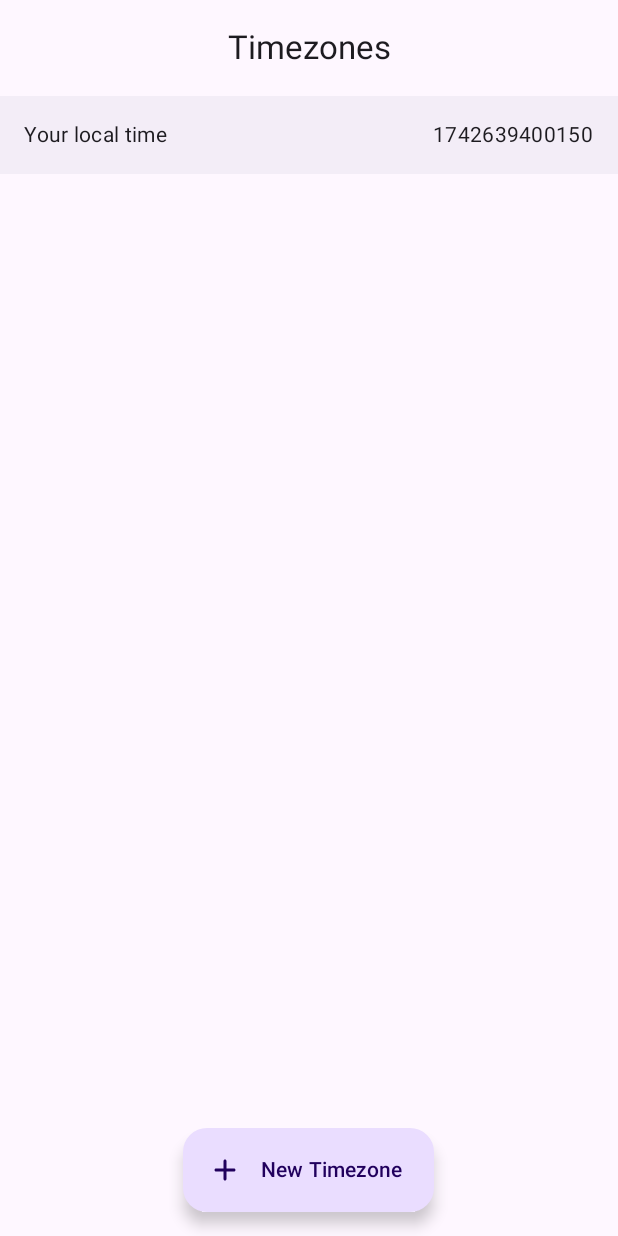
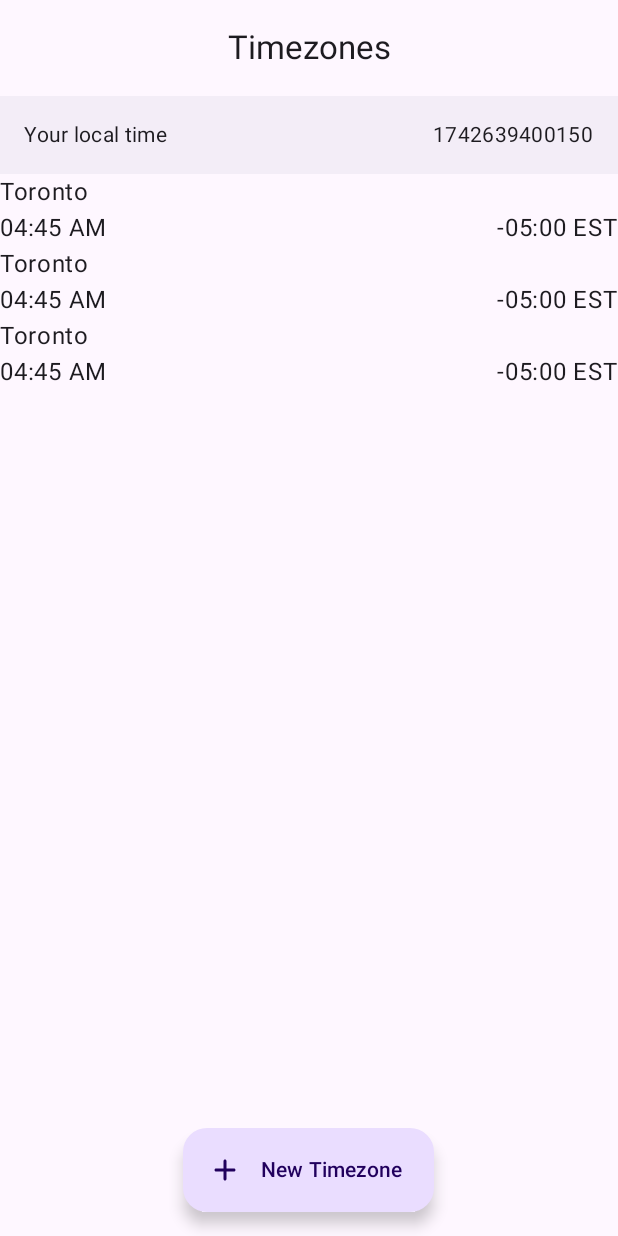
Before and after one commit to maxhves/time-zone-tracker-android, an Android app built with Jetpack Compose: the screen it shows after launch (MainActivity), on a phone screen of 412 x 824 dp. Run offline under Robolectric (Android 15) with nearby library versions, the phone set to English and light mode, and no system bars.

Commit message:
Began creating saved timezone item component.

```diff
--- a/feature/timezones/src/main/java/uk/co/mhl/timezonetracker/feature/timezones/TimezonesScreen.kt
+++ b/feature/timezones/src/main/java/uk/co/mhl/timezonetracker/feature/timezones/TimezonesScreen.kt
@@ -13,6 +13,7 @@ import uk.co.mhl.timezonetracker.core.designsystem.component.TimezoneTrackerTopA
 import uk.co.mhl.timezonetracker.core.designsystem.theme.TimezoneTrackerTheme
 import uk.co.mhl.timezonetracker.feature.timezones.component.LocalTimeDisplay
 import uk.co.mhl.timezonetracker.feature.timezones.component.NewTimezoneFloatingActionButton
+import uk.co.mhl.timezonetracker.feature.timezones.component.SavedTimezoneItem
 
 @Composable
 fun TimezonesScreen(
@@ -47,6 +48,9 @@ internal fun TimezonesScreen(
             modifier = Modifier.padding(innerPadding),
         ) {
             LocalTimeDisplay(currentTime = System.currentTimeMillis())
+            SavedTimezoneItem()
+            SavedTimezoneItem()
+            SavedTimezoneItem()
         }
     }
 }
--- a/feature/timezones/src/main/java/uk/co/mhl/timezonetracker/feature/timezones/component/SavedTimezoneItem.kt
+++ b/feature/timezones/src/main/java/uk/co/mhl/timezonetracker/feature/timezones/component/SavedTimezoneItem.kt
@@ -1 +1,43 @@
 package uk.co.mhl.timezonetracker.feature.timezones.component
+
+import androidx.compose.foundation.layout.Arrangement
+import androidx.compose.foundation.layout.Column
+import androidx.compose.foundation.layout.Row
+import androidx.compose.foundation.layout.fillMaxWidth
+import androidx.compose.material3.Text
+import androidx.compose.runtime.Composable
+import androidx.compose.ui.Alignment
+import androidx.compose.ui.Modifier
+import androidx.compose.ui.tooling.preview.Preview
+import uk.co.mhl.timezonetracker.core.designsystem.theme.TimezoneTrackerTheme
+
+@Composable
+internal fun SavedTimezoneItem(
+    modifier: Modifier = Modifier,
+) {
+    Column(
+        modifier = modifier.fillMaxWidth(),
+    ) {
+        Text(text = "Toronto")
+        Row(
+            modifier = Modifier.fillMaxWidth(),
+            verticalAlignment = Alignment.CenterVertically,
+            horizontalArrangement = Arrangement.SpaceBetween,
+        ) {
+            Text(
+                text = "04:45 AM",
+            )
+            Text(
+                text = "-05:00 EST",
+            )
+        }
+    }
+}
+
+@Preview(showBackground = true)
+@Composable
+private fun SavedTimezoneItemPreview() {
+    TimezoneTrackerTheme {
+        SavedTimezoneItem()
+    }
+}
```
